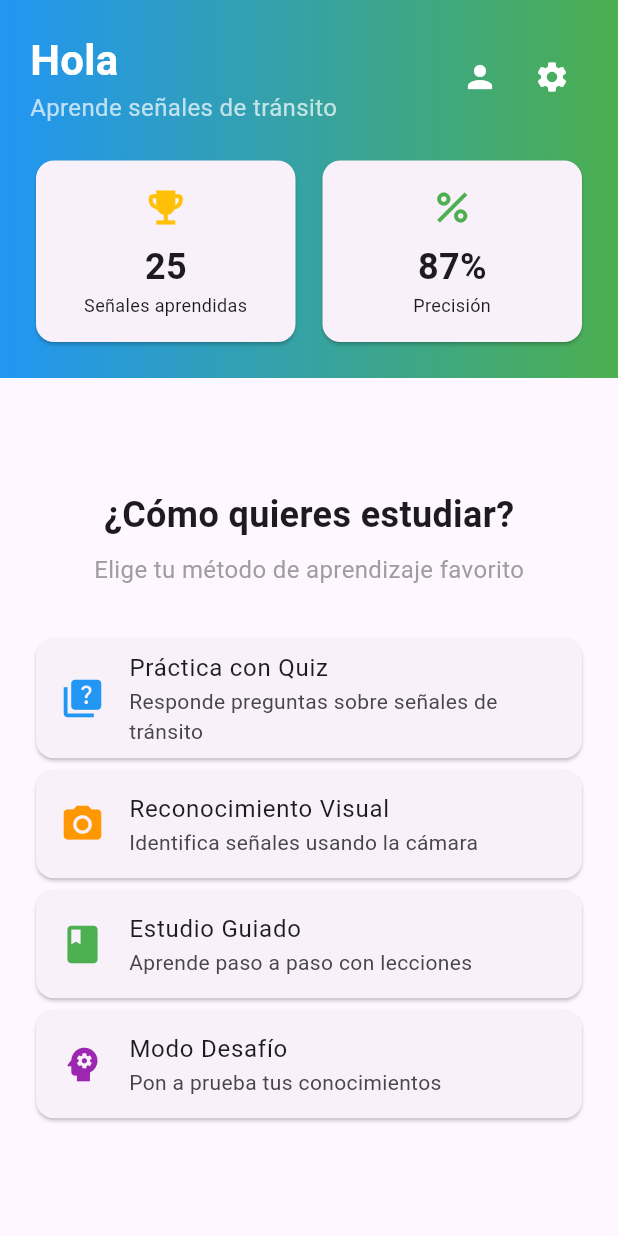
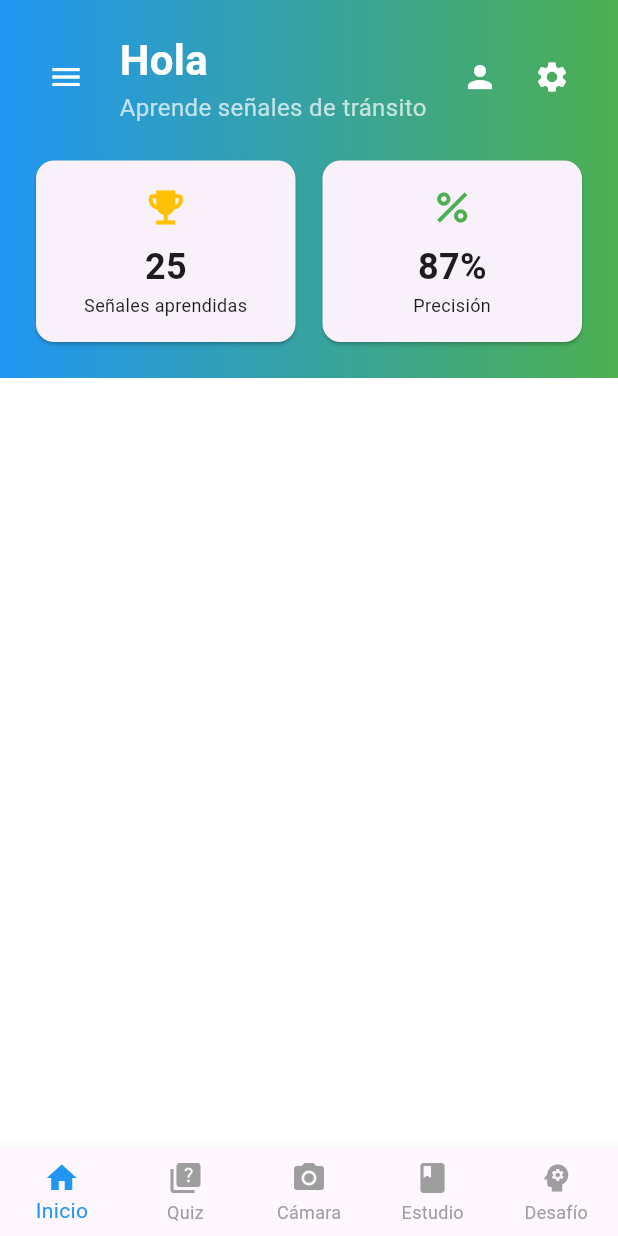
Before and after one commit to MrBowis/traffic-signs, a Flutter app: the screen it shows after launch, on a phone screen of 412 x 824 dp. Run offline on Flutter 3.47's test engine with Material 3 defaults, Android fonts, the phone set to English and light mode, and no system bars.

Commit message:
Drawer Bar y BottomNavigationVar

```diff
--- a/lib/main.dart
+++ b/lib/main.dart
@@ -1,5 +1,5 @@
 import 'package:flutter/material.dart';
-import 'package:pry_traffic_signs/views/home_page.dart';
+import 'package:pry_traffic_signs/views/main_navigation_widget.dart';
 
 void main() {
   runApp(const MyApp());
@@ -16,7 +16,7 @@ class MyApp extends StatelessWidget {
       theme: ThemeData(
         colorScheme: ColorScheme.fromSeed(seedColor: Colors.deepPurple),
       ),
-      home: HomePage(),
+      home: const MainNavigationWidget(),
     );
   }
 }
--- a/lib/views/home_page.dart
+++ b/lib/views/home_page.dart
@@ -8,10 +8,87 @@ class HomePage extends StatefulWidget {
 }
 
 class _HomePageState extends State<HomePage> {
+  int _selectedIndex = 0;
+
+  void _onItemTapped(int index) {
+    setState(() {
+      _selectedIndex = index;
+    });
+    // Aquí puedes agregar navegación a diferentes páginas según el índice
+    switch (index) {
+      case 0:
+        // Home - ya estamos aquí
+        break;
+      case 1:
+        // Quiz
+        ScaffoldMessenger.of(context).showSnackBar(
+          const SnackBar(content: Text('Navegando a Quiz')),
+        );
+        break;
+      case 2:
+        // Cámara
+        ScaffoldMessenger.of(context).showSnackBar(
+          const SnackBar(content: Text('Navegando a Reconocimiento Visual')),
+        );
+        break;
+      case 3:
+        // Estudio
+        ScaffoldMessenger.of(context).showSnackBar(
+          const SnackBar(content: Text('Navegando a Estudio Guiado')),
+        );
+        break;
+      case 4:
+        // Desafío
+        ScaffoldMessenger.of(context).showSnackBar(
+          const SnackBar(content: Text('Navegando a Modo Desafío')),
+        );
+        break;
+    }
+  }
+
   @override
   Widget build(BuildContext context) {
     return Scaffold(
-      body: Column(
+      body: const HomeContent(),
+      bottomNavigationBar: BottomNavigationBar(
+        currentIndex: _selectedIndex,
+        onTap: _onItemTapped,
+        type: BottomNavigationBarType.fixed,
+        selectedItemColor: Colors.blue,
+        unselectedItemColor: Colors.grey,
+        items: const [
+          BottomNavigationBarItem(
+            icon: Icon(Icons.home),
+            label: 'Inicio',
+          ),
+          BottomNavigationBarItem(
+            icon: Icon(Icons.quiz),
+            label: 'Quiz',
+          ),
+          BottomNavigationBarItem(
+            icon: Icon(Icons.camera_alt),
+            label: 'Cámara',
+          ),
+          BottomNavigationBarItem(
+            icon: Icon(Icons.book),
+            label: 'Estudio',
+          ),
+          BottomNavigationBarItem(
+            icon: Icon(Icons.psychology),
+            label: 'Desafío',
+          ),
+        ],
+      ),
+    );
+  }
+}
+
+// Widget separado para el contenido de la página principal
+class HomeContent extends StatelessWidget {
+  const HomeContent({Key? key}) : super(key: key);
+  @override
+  Widget build(BuildContext context) {
+    return Column(
       children: [
         // Gradient Header
         Container(
@@ -32,6 +109,15 @@ class _HomePageState extends State<HomePage> {
                   Row(
                     mainAxisAlignment: MainAxisAlignment.spaceBetween,
                     children: [
+                      IconButton(
+                        onPressed: () {
+                          Scaffold.of(context).openDrawer();
+                        },
+                        icon: const Icon(
+                          Icons.menu,
+                          color: Colors.white,
+                        ),
+                      ),
                       const Column(
                         crossAxisAlignment: CrossAxisAlignment.start,
                         children: [
@@ -142,85 +228,7 @@ class _HomePageState extends State<HomePage> {
             ),
           ),
         ),
-          // Body
-          Expanded(
-            child: Padding(
-              padding: const EdgeInsets.all(20.0),
-              child: Center(
-                child: Column(
-                  mainAxisAlignment: MainAxisAlignment.center,
-                  children: [
-                    const Text(
-                      '¿Cómo quieres estudiar?',
-                      style: TextStyle(
-                        fontSize: 24,
-                        fontWeight: FontWeight.bold,
-                      ),
-                    ),
-                    const SizedBox(height: 8),
-                    const Text(
-                      'Elige tu método de aprendizaje favorito',
-                      style: TextStyle(fontSize: 16, color: Colors.grey),
-                    ),
-                    const SizedBox(height: 30),
-                    // Study Method Cards
-                    Card(
-                      child: ListTile(
-                        leading: Icon(Icons.quiz, color: Colors.blue, size: 30),
-                        title: const Text('Práctica con Quiz'),
-                        subtitle: const Text(
-                          'Responde preguntas sobre señales de tránsito',
-                        ),
-                        onTap: () {},
-                      ),
-                    ),
-                    Card(
-                      child: ListTile(
-                        leading: Icon(
-                          Icons.camera_alt,
-                          color: Colors.orange,
-                          size: 30,
-                        ),
-                        title: const Text('Reconocimiento Visual'),
-                        subtitle: const Text(
-                          'Identifica señales usando la cámara',
-                        ),
-                        onTap: () {},
-                      ),
-                    ),
-                    Card(
-                      child: ListTile(
-                        leading: Icon(
-                          Icons.book,
-                          color: Colors.green,
-                          size: 30,
-                        ),
-                        title: const Text('Estudio Guiado'),
-                        subtitle: const Text(
-                          'Aprende paso a paso con lecciones',
-                        ),
-                        onTap: () {},
-                      ),
-                    ),
-                    Card(
-                      child: ListTile(
-                        leading: Icon(
-                          Icons.psychology,
-                          color: Colors.purple,
-                          size: 30,
-                        ),
-                        title: const Text('Modo Desafío'),
-                        subtitle: const Text('Pon a prueba tus conocimientos'),
-                        onTap: () {},
-                      ),
-                    ),
       ],
-                ),
-              ),
-            ),
-          ),
-        ],
-      ),
     );
   }
 }
--- /dev/null
+++ b/lib/views/main_navigation_widget.dart
@@ -0,0 +1,129 @@
+import 'package:flutter/material.dart';
+import 'home_page.dart';
+import 'quiz_page.dart';
+import 'camera_page.dart';
+import 'study_page.dart';
+import 'challenge_page.dart';
+
+class MainNavigationWidget extends StatefulWidget {
+  const MainNavigationWidget({Key? key}) : super(key: key);
+
+  @override
+  State<MainNavigationWidget> createState() => _MainNavigationWidgetState();
+}
+
+class _MainNavigationWidgetState extends State<MainNavigationWidget> {
+  int _selectedIndex = 0;
+
+  final List<Widget> _pages = [
+    const HomeContent(), // Contenido de la home page sin Scaffold
+    const QuizPage(),
+    const CameraPage(),
+    const StudyPage(),
+    const ChallengePage(),
+  ];
+
+
+  // Colores para los íconos seleccionados según cada página
+  final List<Color> _selectedIconColors = [
+    Colors.blue, // Home - azul
+    Colors.blue.shade700, // Quiz - azul oscuro
+    Colors.orange.shade700, // Cámara - naranja oscuro
+    Colors.green.shade700, // Estudio - verde oscuro
+    Colors.purple.shade700, // Desafío - morado oscuro
+  ];
+
+  void _onItemTapped(int index) {
+    setState(() {
+      _selectedIndex = index;
+    });
+  }
+
+  @override
+  Widget build(BuildContext context) {
+    return Scaffold(
+      backgroundColor: Colors.white, // Color dinámico según la página
+      drawer: Drawer(
+        child: ListView(
+          padding: EdgeInsets.zero,
+          children: [
+            const DrawerHeader(
+              decoration: BoxDecoration(
+                gradient: LinearGradient(
+                  colors: [Colors.blue, Colors.green],
+                  begin: Alignment.centerLeft,
+                  end: Alignment.centerRight,
+                ),
+              ),
+              child: Column(
+                crossAxisAlignment: CrossAxisAlignment.start,
+                mainAxisAlignment: MainAxisAlignment.end,
+                children: [
+                  Icon(
+                    Icons.traffic,
+                    color: Colors.white,
+                    size: 48,
+                  ),
+                  SizedBox(height: 16),
+                  Text(
+                    'Señales de Tránsito',
+                    style: TextStyle(
+                      color: Colors.white,
+                      fontSize: 20,
+                      fontWeight: FontWeight.bold,
+                    ),
+                  ),
+                ],
+              ),
+            ),
+            ListTile(
+              leading: const Icon(
+                Icons.login,
+                color: Colors.blue,
+              ),
+              title: const Text('Iniciar sesión'),
+              onTap: () {
+                Navigator.pop(context);
+                ScaffoldMessenger.of(context).showSnackBar(
+                  const SnackBar(
+                    content: Text('Navegando a Iniciar sesión'),
+                  ),
+                );
+              },
+            ),
+          ],
+        ),
+      ),
+      body: _pages[_selectedIndex],
+      bottomNavigationBar: BottomNavigationBar(
+        currentIndex: _selectedIndex,
+        onTap: _onItemTapped,
+        type: BottomNavigationBarType.fixed,
+        selectedItemColor: _selectedIconColors[_selectedIndex], // Color dinámico según la página
+        unselectedItemColor: Colors.grey,
+        items: const [
+          BottomNavigationBarItem(
+            icon: Icon(Icons.home),
+            label: 'Inicio',
+          ),
+          BottomNavigationBarItem(
+            icon: Icon(Icons.quiz),
+            label: 'Quiz',
+          ),
+          BottomNavigationBarItem(
+            icon: Icon(Icons.camera_alt),
+            label: 'Cámara',
+          ),
+          BottomNavigationBarItem(
+            icon: Icon(Icons.book),
+            label: 'Estudio',
+          ),
+          BottomNavigationBarItem(
+            icon: Icon(Icons.psychology),
+            label: 'Desafío',
+          ),
+        ],
+      ),
+    );
+  }
+}
```
Also changed, not shown: lib/views/camera_page.dart (added, +59 -0 lines), lib/views/challenge_page.dart (added, +59 -0 lines), lib/views/quiz_page.dart (added, +59 -0 lines), lib/views/study_page.dart (added, +59 -0 lines). Lines whose indentation alone changed are shown as unchanged.
